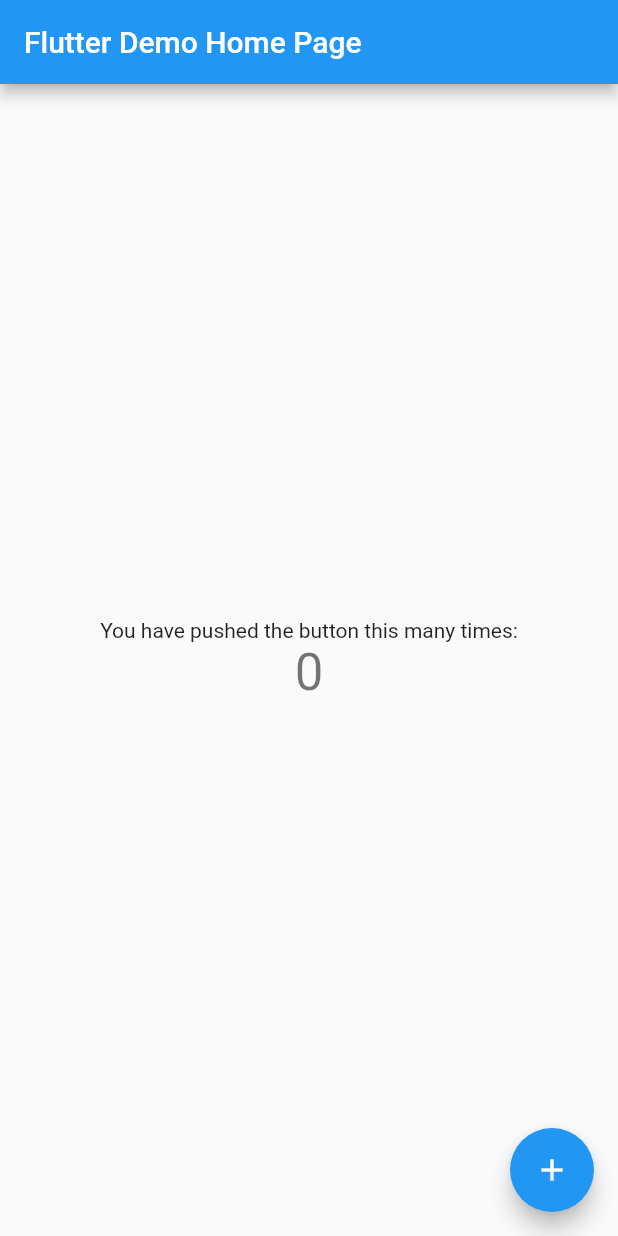
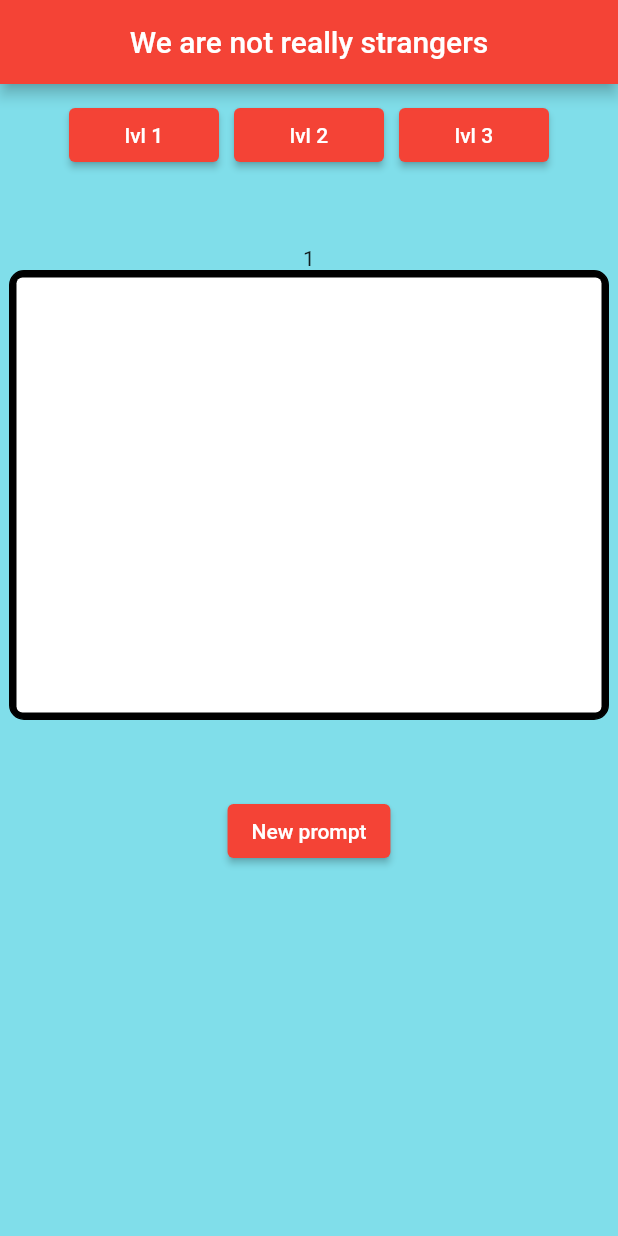
Before and after one commit to jtschuwirth/Flutter-App, a Flutter app: the screen it shows after launch, on a phone screen of 412 x 824 dp. Run offline on Flutter 3.47's test engine with Material 2 defaults, Android fonts, the phone set to English and light mode, and no system bars.

Commit message:
we are not really strangers app working

```diff
--- a/lib/main.dart
+++ b/lib/main.dart
@@ -1,4 +1,6 @@
 import 'package:flutter/material.dart';
+import 'package:http/http.dart' as http;
+import 'dart:convert';
 
 void main() {
   runApp(const MyApp());
@@ -11,7 +13,7 @@
   @override
   Widget build(BuildContext context) {
     return MaterialApp(
-      title: 'Flutter Demo',
+      title: 'We are not really strangers',
       theme: ThemeData(
         // This is the theme of your application.
         //
@@ -22,9 +24,10 @@
         // or simply save your changes to "hot reload" in a Flutter IDE).
         // Notice that the counter didn't reset back to zero; the application
         // is not restarted.
-        primarySwatch: Colors.blue,
+        primarySwatch: Colors.red,
+        scaffoldBackgroundColor: Colors.cyan.shade200,
       ),
-      home: const MyHomePage(title: 'Flutter Demo Home Page'),
+      home: const MyHomePage(title: 'We are not really strangers'),
     );
   }
 }
@@ -47,18 +50,48 @@
   State<MyHomePage> createState() => _MyHomePageState();
 }
 
+class Prompt {
+  final int lvl;
+  final String phrase;
+
+  const Prompt({
+    required this.lvl,
+    required this.phrase,
+  });
+
+  factory Prompt.fromJson(Map<String, dynamic> json) {
+    return Prompt(
+      lvl: json['lvl'],
+      phrase: json['phrase'],
+    );
+  }
+}
+
 class _MyHomePageState extends State<MyHomePage> {
-  int _counter = 0;
+  Prompt _prompt= Prompt.fromJson({"phrase": "", "lvl": 1});
+  List<dynamic> _buffer = [];
+  int _lvl = 1;
 
-  void _incrementCounter() {
-    setState(() {
-      // This call to setState tells the Flutter framework that something has
-      // changed in this State, which causes it to rerun the build method below
-      // so that the display can reflect the updated values. If we changed
-      // _counter without calling setState(), then the build method would not be
-      // called again, and so nothing would appear to happen.
-      _counter++;
-    });
+  Future changePrompt() async {
+    if (_buffer.length == 0 || _prompt.lvl != _lvl) {
+      final response = await http.get(Uri.parse('https://59fxcxkow4.execute-api.us-east-1.amazonaws.com/dev/icebreakers/phrases?n=31&level=${_lvl}'));
+      if (response.statusCode == 200) {
+        setState(() { _prompt = Prompt.fromJson(jsonDecode(response.body)[0]);});
+        setState(() { _buffer = jsonDecode(response.body).skip(1).map((_) => Prompt.fromJson(_)).toList();});
+      } else {
+        throw Exception('Failed to load new buffer');
+      }
+    } else {
+      setState(() {_prompt = _buffer[0];});
+      List new_buffer = _buffer;
+      new_buffer.removeAt(0);
+      setState(() {_buffer = new_buffer;});
+    }
+
+  }
+
+  void changeLevel(new_level) {
+    setState(() { _lvl = new_level;});
   }
 
   @override
@@ -73,43 +106,77 @@
       appBar: AppBar(
         // Here we take the value from the MyHomePage object that was created by
         // the App.build method, and use it to set our appbar title.
-        title: Text(widget.title),
+        title: Center(child:Text(widget.title)),
       ),
       body: Center(
-        // Center is a layout widget. It takes a single child and positions it
-        // in the middle of the parent.
         child: Column(
-          // Column is also a layout widget. It takes a list of children and
-          // arranges them vertically. By default, it sizes itself to fit its
-          // children horizontally, and tries to be as tall as its parent.
-          //
-          // Invoke "debug painting" (press "p" in the console, choose the
-          // "Toggle Debug Paint" action from the Flutter Inspector in Android
-          // Studio, or the "Toggle Debug Paint" command in Visual Studio Code)
-          // to see the wireframe for each widget.
-          //
-          // Column has various properties to control how it sizes itself and
-          // how it positions its children. Here we use mainAxisAlignment to
-          // center the children vertically; the main axis here is the vertical
-          // axis because Columns are vertical (the cross axis would be
-          // horizontal).
-          mainAxisAlignment: MainAxisAlignment.center,
-          children: <Widget>[
-            const Text(
-              'You have pushed the button this many times:',
+          children: [
+            SizedBox(width: 0, height: 10),
+            Row(
+              children: [
+                SizedBox(
+                  width: 100.0,
+                  child:ElevatedButton(
+                    style: ButtonStyle(
+                      foregroundColor: MaterialStateProperty.all<Color>(Colors.white),
+                    ),
+                    onPressed: () { changeLevel(1); },
+                    child: Text('lvl 1'),
+                  ),
+                ),
+                SizedBox(width: 10, height: 0),
+                SizedBox(
+                  width: 100.0,
+                  child:ElevatedButton(
+                    style: ButtonStyle(
+                      foregroundColor: MaterialStateProperty.all<Color>(Colors.white),
+                    ),
+                    onPressed: () { changeLevel(2); },
+                    child: Text('lvl 2'),
+                  ),
+                ),
+                SizedBox(width: 10, height: 0),
+                SizedBox(
+                  width: 100.0,
+                  child:ElevatedButton(
+                    style: ButtonStyle(
+                      foregroundColor: MaterialStateProperty.all<Color>(Colors.white),
+                    ),
+                    onPressed: () { changeLevel(3); },
+                    child: Text('lvl 3'),
+                  ),
+                ),
+            ],
+            mainAxisAlignment: MainAxisAlignment.center
             ),
-            Text(
-              '$_counter',
-              style: Theme.of(context).textTheme.headlineMedium,
+            SizedBox(width: 0, height: 50),
+            Center(child: Text("${_lvl}")),
+            Container(
+              width: 400.0,
+              height: 300.0,
+                child:Card(
+                  child: Padding(
+                    padding: EdgeInsets.symmetric(horizontal: 10, vertical: 10),
+                    child:Center(child: Text(
+                    _prompt.phrase,
+                    textAlign: TextAlign.center)))
+              ),
+              decoration: BoxDecoration(
+                borderRadius: BorderRadius.circular(10),
+                color: Colors.black,
+                border: Border.all( width: 1)
+              ),
             ),
-          ],
-        ),
-      ),
-      floatingActionButton: FloatingActionButton(
-        onPressed: _incrementCounter,
-        tooltip: 'Increment',
-        child: const Icon(Icons.add),
-      ), // This trailing comma makes auto-formatting nicer for build methods.
-    );
+            SizedBox(width: 0, height: 50),
+            ElevatedButton(
+              style: ButtonStyle(
+              foregroundColor: MaterialStateProperty.all<Color>(Colors.white),
+              ),
+                onPressed: () { changePrompt(); },
+                child: Text('New prompt'),
+            ),
+          ]
+        )
+      ));
   }
 }
--- /dev/null
+++ b/lib/main2.dart
@@ -0,0 +1,115 @@
+import 'package:flutter/material.dart';
+
+void main() {
+  runApp(const MyApp());
+}
+
+class MyApp extends StatelessWidget {
+  const MyApp({super.key});
+
+  // This widget is the root of your application.
+  @override
+  Widget build(BuildContext context) {
+    return MaterialApp(
+      title: 'We are not really strangers',
+      theme: ThemeData(
+        // This is the theme of your application.
+        //
+        // Try running your application with "flutter run". You'll see the
+        // application has a blue toolbar. Then, without quitting the app, try
+        // changing the primarySwatch below to Colors.green and then invoke
+        // "hot reload" (press "r" in the console where you ran "flutter run",
+        // or simply save your changes to "hot reload" in a Flutter IDE).
+        // Notice that the counter didn't reset back to zero; the application
+        // is not restarted.
+        primarySwatch: Colors.red,
+      ),
+      home: const MyHomePage(title: 'We are not really strangers'),
+    );
+  }
+}
+
+class MyHomePage extends StatefulWidget {
+  const MyHomePage({super.key, required this.title});
+
+  // This widget is the home page of your application. It is stateful, meaning
+  // that it has a State object (defined below) that contains fields that affect
+  // how it looks.
+
+  // This class is the configuration for the state. It holds the values (in this
+  // case the title) provided by the parent (in this case the App widget) and
+  // used by the build method of the State. Fields in a Widget subclass are
+  // always marked "final".
+
+  final String title;
+
+  @override
+  State<MyHomePage> createState() => _MyHomePageState();
+}
+
+class _MyHomePageState extends State<MyHomePage> {
+  int _counter = 0;
+
+  void _incrementCounter() {
+    setState(() {
+      // This call to setState tells the Flutter framework that something has
+      // changed in this State, which causes it to rerun the build method below
+      // so that the display can reflect the updated values. If we changed
+      // _counter without calling setState(), then the build method would not be
+      // called again, and so nothing would appear to happen.
+      _counter++;
+    });
+  }
+
+  @override
+  Widget build(BuildContext context) {
+    // This method is rerun every time setState is called, for instance as done
+    // by the _incrementCounter method above.
+    //
+    // The Flutter framework has been optimized to make rerunning build methods
+    // fast, so that you can just rebuild anything that needs updating rather
+    // than having to individually change instances of widgets.
+    return Scaffold(
+      appBar: AppBar(
+        // Here we take the value from the MyHomePage object that was created by
+        // the App.build method, and use it to set our appbar title.
+        title: Text(widget.title),
+      ),
+      body: Center(
+        // Center is a layout widget. It takes a single child and positions it
+        // in the middle of the parent.
+        child: Column(
+          // Column is also a layout widget. It takes a list of children and
+          // arranges them vertically. By default, it sizes itself to fit its
+          // children horizontally, and tries to be as tall as its parent.
+          //
+          // Invoke "debug painting" (press "p" in the console, choose the
+          // "Toggle Debug Paint" action from the Flutter Inspector in Android
+          // Studio, or the "Toggle Debug Paint" command in Visual Studio Code)
+          // to see the wireframe for each widget.
+          //
+          // Column has various properties to control how it sizes itself and
+          // how it positions its children. Here we use mainAxisAlignment to
+          // center the children vertically; the main axis here is the vertical
+          // axis because Columns are vertical (the cross axis would be
+          // horizontal).
+          mainAxisAlignment: MainAxisAlignment.center,
+          children: <Widget>[
+            const Text(
+              'You have pushed the button this many times:',
+            ),
+            Text(
+              '$_counter',
+              style: Theme.of(context).textTheme.headlineMedium,
+            ),
+          ],
+        ),
+      ),
+      floatingActionButton: FloatingActionButton(
+        onPressed: _incrementCounter,
+        tooltip: 'Increment',
+        child: const Icon(Icons.add),
+      ),
+    );
+  }
+}
--- a/pubspec.yaml
+++ b/pubspec.yaml
@@ -30,6 +30,7 @@
 dependencies:
   flutter:
     sdk: flutter
+  http: ^0.13.5
 
 
   # The following adds the Cupertino Icons font to your application.
```
Also changed, not shown: pubspec.lock, 2 other files.
